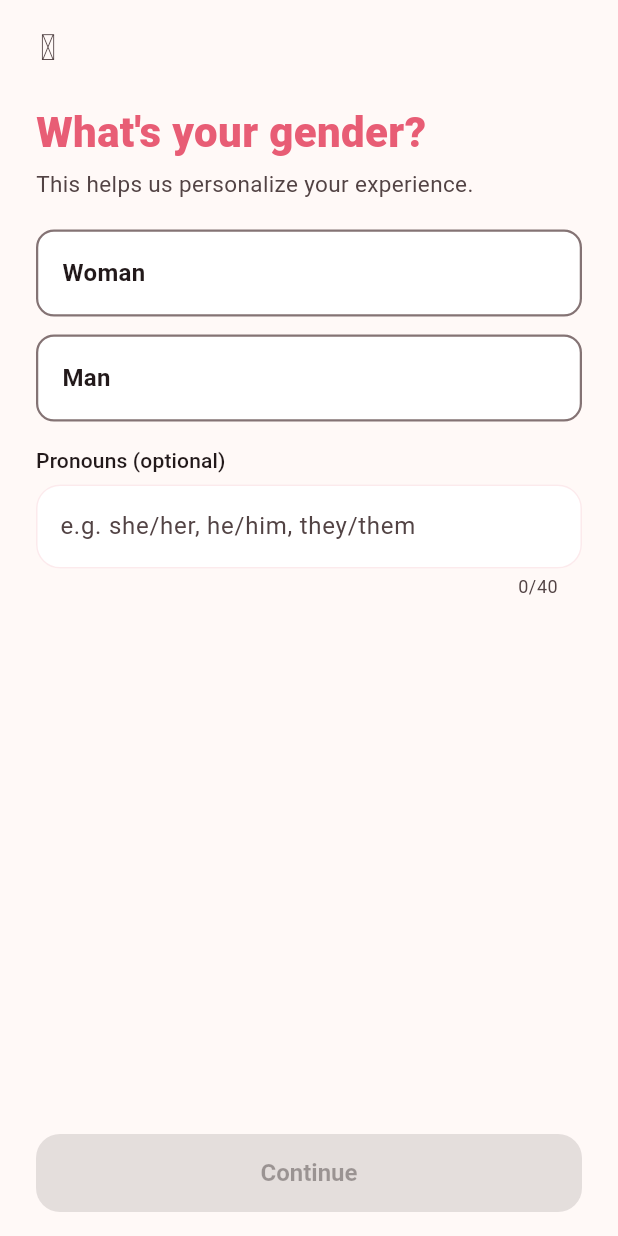
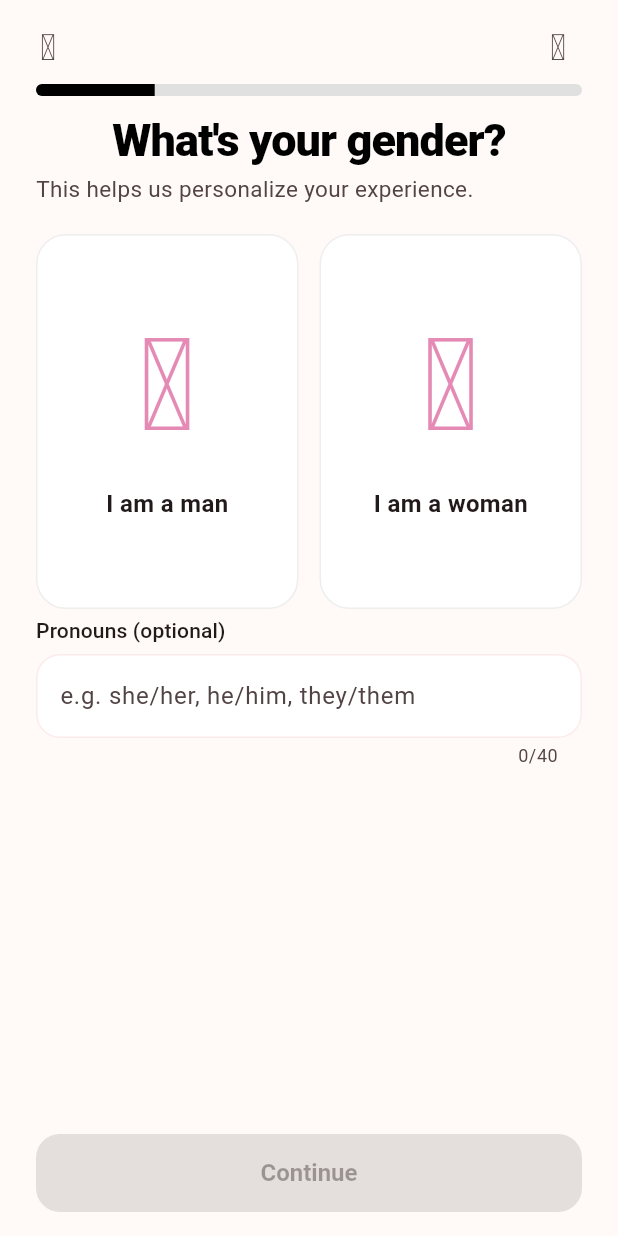
Before and after one commit to shauritanga/sanjari, a Flutter app: the GenderPage screen opened by its route, on a phone screen of 412 x 824 dp. Run offline on Flutter 3.47's test engine with Material 3 defaults, Android fonts, the light colour scheme and no system bars; our stand-ins replace audioplayers, dio, firebase_core, firebase_messaging, flutter_contacts, flutter_riverpod and 9 more; missing offline and left inert: record; accounts and stored records are empty; network calls fail; Roboto replaces fonts that are missing (HgiStrokeRounded, NunitoSans).

Commit message:
Refresh onboarding screens to reference style

```diff
--- a/apps/flutter/lib/features/onboarding/gender_page.dart
+++ b/apps/flutter/lib/features/onboarding/gender_page.dart
@@ -1,11 +1,10 @@
 import 'package:flutter/material.dart';
 import 'package:flutter_riverpod/flutter_riverpod.dart';
 import 'package:go_router/go_router.dart';
+import 'package:hugeicons/hugeicons.dart';
 
 import '../../widgets/app_text_field.dart';
-import '../../widgets/selectable_card.dart';
 import 'onboarding_controller.dart';
-import 'onboarding_options.dart';
 import 'onboarding_screen.dart';
 import 'onboarding_steps.dart';
 
@@ -78,14 +77,21 @@ class _GenderPageState extends ConsumerState<GenderPage> {
       onPrimary: _save,
       child: Column(
         children: [
-          for (final option in genderOptions) ...[
-            SelectableCard(
-              title: option.label,
-              selected: _selected == option.value,
-              onTap: () => setState(() => _selected = option.value),
-            ),
-            const SizedBox(height: 12),
-          ],
+          Row(children: [
+            Expanded(
+                child: _GenderCard(
+                    label: 'I am a man',
+                    icon: HugeIcons.strokeRoundedUser,
+                    selected: _selected == 'man',
+                    onTap: () => setState(() => _selected = 'man'))),
+            const SizedBox(width: 14),
+            Expanded(
+                child: _GenderCard(
+                    label: 'I am a woman',
+                    icon: HugeIcons.strokeRoundedUser,
+                    selected: _selected == 'woman',
+                    onTap: () => setState(() => _selected = 'woman'))),
+          ]),
           const SizedBox(height: 4),
           AppTextField(
             label: 'Pronouns (optional)',
@@ -99,3 +105,37 @@ class _GenderPageState extends ConsumerState<GenderPage> {
     );
   }
 }
+
+class _GenderCard extends StatelessWidget {
+  const _GenderCard(
+      {required this.label,
+      required this.icon,
+      required this.selected,
+      required this.onTap});
+  final String label;
+  final dynamic icon;
+  final bool selected;
+  final VoidCallback onTap;
+  @override
+  Widget build(BuildContext context) => InkWell(
+        onTap: onTap,
+        borderRadius: BorderRadius.circular(20),
+        child: AnimatedContainer(
+          duration: const Duration(milliseconds: 180),
+          height: 250,
+          decoration: BoxDecoration(
+              color: Colors.white,
+              borderRadius: BorderRadius.circular(20),
+              border: Border.all(
+                  color: selected ? Colors.black : Colors.grey.shade200,
+                  width: selected ? 2 : 1)),
+          child: Column(mainAxisAlignment: MainAxisAlignment.center, children: [
+            Icon(icon, size: 86, color: const Color(0xFFE58AB5)),
+            const SizedBox(height: 24),
+            Text(label,
+                style:
+                    const TextStyle(fontWeight: FontWeight.w700, fontSize: 16))
+          ]),
+        ),
+      );
+}
--- a/apps/flutter/lib/features/onboarding/onboarding_screen.dart
+++ b/apps/flutter/lib/features/onboarding/onboarding_screen.dart
@@ -62,11 +62,27 @@ class OnboardingScreen extends StatelessWidget {
                       onPressed: onBack ?? () => context.pop(),
                     ),
                   const Spacer(),
-                  if (onSkip != null)
-                    TextButton(onPressed: onSkip, child: const Text('Skip'))
-                  else
-                    const SizedBox(width: 48),
+                  IconButton(
+                    tooltip: 'Help',
+                    icon: const Icon(HugeIcons.strokeRoundedHelpCircle),
+                    onPressed: () => ScaffoldMessenger.of(context).showSnackBar(
+                      const SnackBar(
+                          content: Text('Need help? We are here for you.')),
+                    ),
+                  ),
                 ],
+              ),
+            ),
+            Padding(
+              padding: const EdgeInsets.symmetric(horizontal: 24),
+              child: ClipRRect(
+                borderRadius: BorderRadius.circular(8),
+                child: LinearProgressIndicator(
+                  value: (step / 23).clamp(0.0, 1.0),
+                  minHeight: 8,
+                  backgroundColor: Colors.grey.shade300,
+                  color: Colors.black,
+                ),
               ),
             ),
             Expanded(
@@ -77,10 +93,13 @@ class OnboardingScreen extends StatelessWidget {
                     Text(
                       title!,
                       style: TextStyle(
-                        fontSize: 28,
                         fontWeight: FontWeight.w800,
-                        color: scheme.primary,
+                        color: Colors.black,
+                        height: 1.15,
+                        letterSpacing: -0.6,
+                        fontSize: 30,
                       ),
+                      textAlign: TextAlign.center,
                     ),
                   if (subtitle != null) ...[
                     const SizedBox(height: 4),
```
